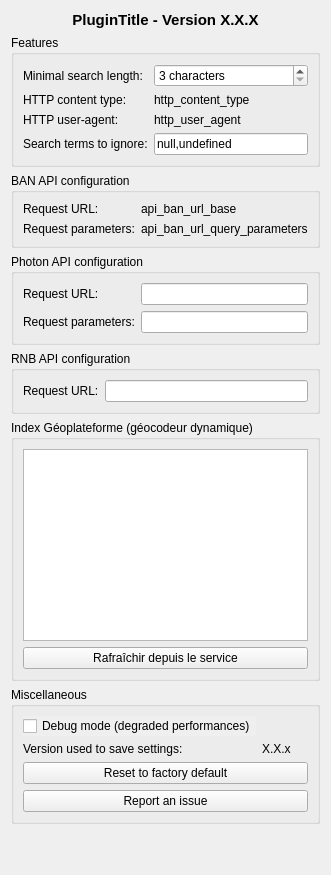
This is french_locator_filter/gui/dlg_settings.ui in IGNF-Xavier/qgis-French-locator-filter as Qt 5 draws it before an edit. The edited form follows.
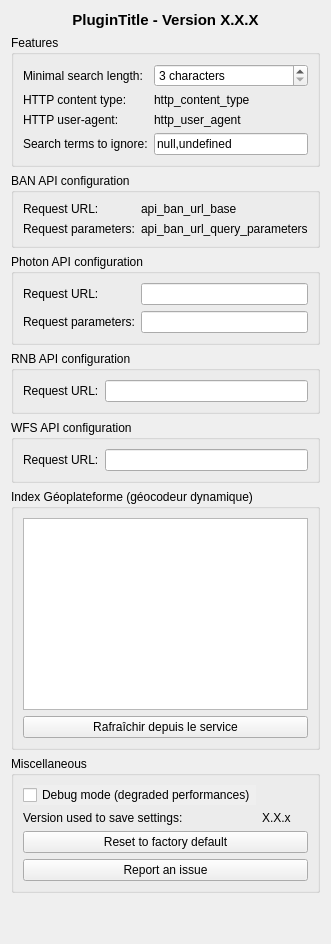
This is the edited form. Icons and pictures are not drawn. Custom widgets are drawn as their Qt base class.

Commit message: feat(geocoding): rebase chained geocoder on WFS BAN-PLUS, add PCI building id, multi-column results table

Diff of the .ui file:
```diff
--- a/french_locator_filter/gui/dlg_settings.ui
+++ b/french_locator_filter/gui/dlg_settings.ui
@@ -257,6 +257,29 @@
      </layout>
     </widget>
    </item>
+   <item>
+    <widget class="QGroupBox" name="grp_api_wfs">
+     <property name="title">
+      <string>WFS API configuration</string>
+     </property>
+     <layout class="QGridLayout" name="gridLayout_6">
+      <item row="0" column="0">
+       <widget class="QLabel" name="lbl_url_wfs_path">
+        <property name="text">
+         <string>Request URL:</string>
+        </property>
+       </widget>
+      </item>
+      <item row="0" column="1">
+       <widget class="QgsFilterLineEdit" name="lne_url_api_wfs_path_value">
+        <property name="qgisRelation" stdset="0">
+         <string notr="true"/>
+        </property>
+       </widget>
+      </item>
+     </layout>
+    </widget>
+   </item>
    <item>
     <widget class="QGroupBox" name="grp_dynamic_indexes">
      <property name="title">
```
The commit also changes 15 other files.
